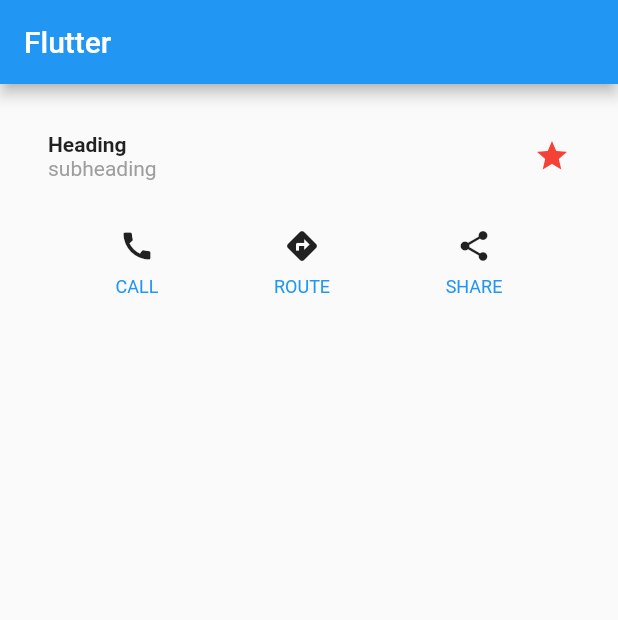
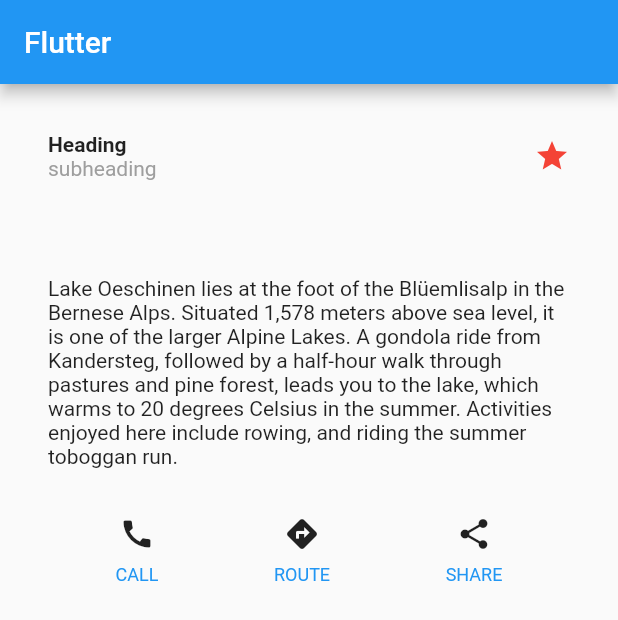
Before and after one commit to HelenGuov/Flutter, a Flutter app: the screen it shows after launch, on a phone screen of 412 x 824 dp. Shown: the top 620 px of the screen. Run offline on Flutter 3.47's test engine with Material 2 defaults, Android fonts, the phone set to English and light mode, and no system bars.

Commit message:
text section

```diff
--- a/lib/main.dart
+++ b/lib/main.dart
@@ -51,13 +51,24 @@ class MyApp extends StatelessWidget {
               buildButtonColumn(Icons.share, 'SHARE')
             ]));
 
+    Widget textSection = new Container(
+      padding: const EdgeInsets.all(32.0),
+      child: new Text("Lake Oeschinen lies at the foot of the Blüemlisalp in the Bernese Alps. Situated 1,578 meters above sea level, it is one of the larger Alpine Lakes. A gondola ride from Kandersteg, followed by a half-hour walk through pastures and pine forest, leads you to the lake, which warms to 20 degrees Celsius in the summer. Activities enjoyed here include rowing, and riding the summer toboggan run.",
+            softWrap: true
+      ),
+    );
+
     return new MaterialApp(
         title: 'Flutter App',
         home: new Scaffold(
             appBar: new AppBar(title: new Text("Flutter ")),
             body: new ListView(children: [
               titleSection,
-              buttonSection
-            ])));
+              textSection,
+              buttonSection,
+            ]))
+    );
+
+
   }
 }
```
